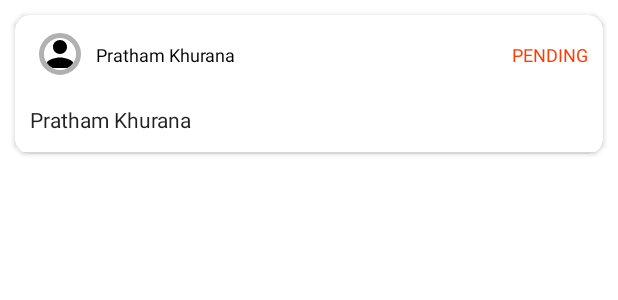
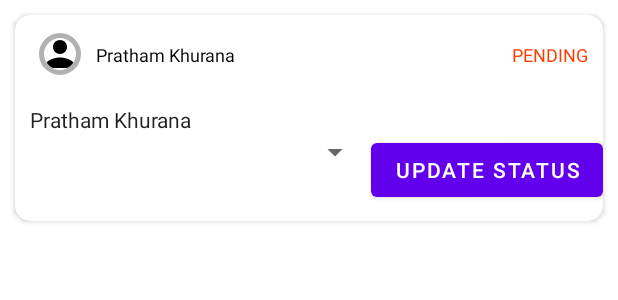
Before and after one commit to prathamk22/SIH-PROJECT-2, an Android app: the layout trip_item.xml on its own in the app's theme, with its tools: preview values and no code run, on a phone screen of 412 x 824 dp. Shown: the top 300 px of the screen. Run offline under Robolectric (Android 15) with nearby library versions, the phone set to English and light mode, and no system bars.

Commit message:
can change the trip status by collector

```diff
--- a/app/src/main/java/com/sih/project/model/PostsStatus.kt
+++ b/app/src/main/java/com/sih/project/model/PostsStatus.kt
@@ -3,4 +3,9 @@ package com.sih.project.model
 enum class PostsStatus(val text: String) {
     PENDING("Pending"),
     COMPLETED("Completed"),
+    FAKE("Fake");
 }
+
+fun getItem(text: String): PostsStatus {
+    return PostsStatus.values().first { it.text.equals(text, true) }
+}
--- a/app/src/main/java/com/sih/project/model/TripEntity.kt
+++ b/app/src/main/java/com/sih/project/model/TripEntity.kt
@@ -13,5 +13,6 @@ data class TripEntity(
 enum class TripStatus{
     ONGOING,
     COMPLETED,
-    FAILED
+    FAILED;
+
 }
--- a/app/src/main/res/layout/trip_item.xml
+++ b/app/src/main/res/layout/trip_item.xml
@@ -9,7 +9,8 @@
 
     <androidx.constraintlayout.widget.ConstraintLayout
         android:layout_width="match_parent"
-        android:layout_height="wrap_content">
+        android:layout_height="wrap_content"
+        android:paddingBottom="10dp">
 
         <de.hdodenhof.circleimageview.CircleImageView
             android:id="@+id/person"
@@ -54,8 +55,8 @@
             android:id="@+id/homeImageContainer"
             android:layout_width="match_parent"
             android:layout_height="wrap_content"
+            app:layout_constraintEnd_toEndOf="parent"
             app:layout_constraintHeight_max="300dp"
-            app:layout_constraintEnd_toEndOf="parent"
             app:layout_constraintStart_toStartOf="parent"
             app:layout_constraintTop_toBottomOf="@id/person">
 
@@ -63,8 +64,8 @@
                 android:id="@+id/homeImage"
                 android:layout_width="match_parent"
                 android:layout_height="wrap_content"
-                android:scaleType="centerCrop"
-                android:layout_marginTop="10dp" />
+                android:layout_marginTop="10dp"
+                android:scaleType="centerCrop" />
 
         </FrameLayout>
 
@@ -80,13 +81,21 @@
             app:layout_constraintTop_toBottomOf="@id/homeImageContainer"
             tools:text="Pratham Khurana" />
 
-        <View
-            android:layout_width="match_parent"
-            android:layout_height="1dp"
-            android:layout_marginTop="12dp"
-            android:background="#D6D6D6"
+        <androidx.appcompat.widget.AppCompatSpinner
+            android:id="@+id/statusSpinner"
+            android:layout_width="0dp"
+            android:layout_height="wrap_content"
+            app:layout_constraintEnd_toStartOf="@id/updateStatus"
+            app:layout_constraintStart_toStartOf="parent"
             app:layout_constraintTop_toBottomOf="@id/userComment" />
 
+        <com.google.android.material.button.MaterialButton
+            android:id="@+id/updateStatus"
+            android:layout_width="wrap_content"
+            android:layout_height="wrap_content"
+            android:text="Update Status"
+            app:layout_constraintEnd_toEndOf="parent"
+            app:layout_constraintTop_toBottomOf="@id/userComment" />
 
     </androidx.constraintlayout.widget.ConstraintLayout>
 
```
Also changed, not shown: app/src/main/java/com/sih/project/ui/garbageCollectorUI/ui/onGoingTrips/OnGoingTripsFragment.kt (+7 -1 lines), app/src/main/java/com/sih/project/ui/garbageCollectorUI/ui/onGoingTrips/OnGoingTripsRepository.kt (+41 -7 lines), app/src/main/java/com/sih/project/ui/garbageCollectorUI/ui/onGoingTrips/OnGoingTripsViewModel.kt (+18 -6 lines), app/src/main/java/com/sih/project/ui/garbageCollectorUI/ui/onGoingTrips/TripAdapter.kt (+24 -3 lines).
